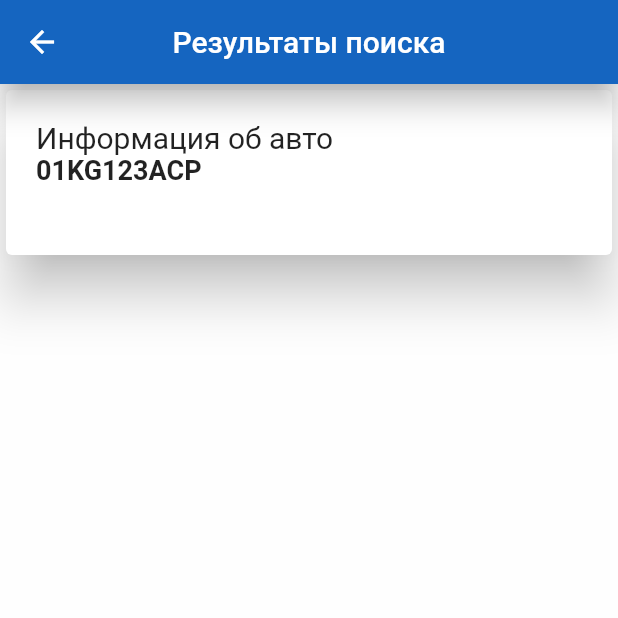
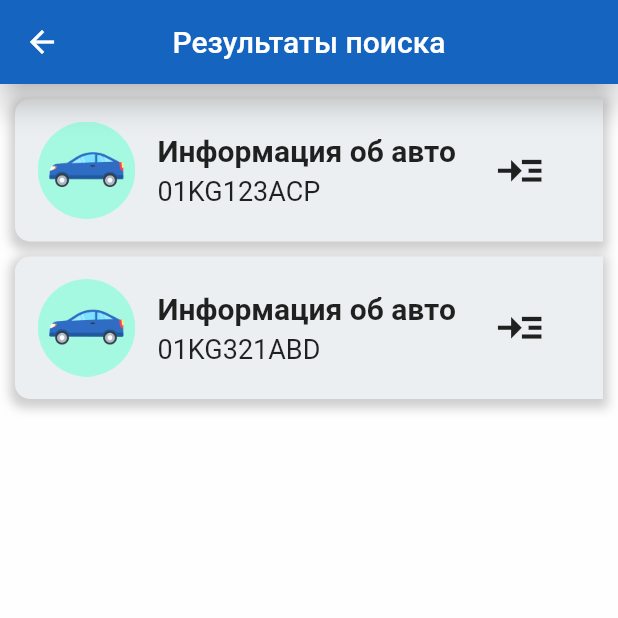
Before and after one commit to TashbaevAzim/flutter_project, a Flutter app: the SearchAutoResult screen opened directly, on a phone screen of 412 x 824 dp, the top half of it. Run offline on Flutter 3.47's test engine with Material 2 defaults, Android fonts, the phone set to English and light mode, and no system bars.

Commit message:
added cards

```diff
--- /dev/null
+++ b/lib/carInfo.dart
@@ -0,0 +1,54 @@
+import 'package:flutter/cupertino.dart';
+
+class CarInfo {
+  final String govNumber;
+  final String brand;
+  final String model;
+  final int year;
+  final String color;
+  final String steeringWheel;
+  final double volume;
+  final bool pledge;
+  final bool fines;
+  final String periodsOfOwnerships;
+
+  CarInfo (
+      { this.govNumber,
+        this.brand,
+        this.model,
+        this.year,
+        this.color,
+        this.steeringWheel,
+        this.volume,
+        this.pledge,
+        this.fines,
+        this.periodsOfOwnerships
+      });
+
+  static List<CarInfo> list = [
+    CarInfo(
+      govNumber: "01KG123ACP",
+      brand: "Toyota",
+      model: "Highlander",
+      year: 2010,
+      color: "Белый",
+      steeringWheel: "Левый",
+      volume: 3456,
+      pledge: false,
+      fines: false,
+      periodsOfOwnerships: "26.05.2014 - 04.04.2018 \n 04.04.2018 - настоящее время"
+    ),
+    CarInfo(
+        govNumber: "01KG321ABD",
+        brand: "Toyota",
+        model: "Highlander",
+        year: 2010,
+        color: "Белый",
+        steeringWheel: "Левый",
+        volume: 3456,
+        pledge: false,
+        fines: false,
+        periodsOfOwnerships: "26.05.2014 - 04.04.2018 \n 04.04.2018 - настоящее время"
+    )
+  ];
+}
--- /dev/null
+++ b/lib/routes/car_details_page.dart
@@ -0,0 +1,20 @@
+import 'package:flutter/material.dart';
+
+class CarDetailsPage extends StatefulWidget {
+  @override
+  _CarDetailsPageState createState() => _CarDetailsPageState();
+}
+
+class _CarDetailsPageState extends State<CarDetailsPage> {
+  @override
+  Widget build(BuildContext context) {
+    return Scaffold(
+      appBar: AppBar(
+        title: Text("Информация об авто"),
+        backgroundColor: Colors.blue[800],
+        centerTitle: true,
+        elevation: 8.0,
+      ),
+    );
+  }
+}
--- a/lib/routes/search_auto_result.dart
+++ b/lib/routes/search_auto_result.dart
@@ -1,6 +1,14 @@
+import 'dart:ui';
+
+import 'package:flutter/cupertino.dart';
 import 'package:flutter/material.dart';
+import 'package:senior_project/carInfo.dart';
+import 'package:senior_project/style.dart';
+
+import 'car_details_page.dart';
 
 class SearchAutoResult extends StatelessWidget {
+  List<CarInfo> carList = CarInfo.list;
 
   @override
   Widget build(BuildContext context) {
@@ -13,74 +21,122 @@ class SearchAutoResult extends StatelessWidget {
         elevation: 8.0,
       ),
 
-        body: Card(
-          child: Container(
-            margin: EdgeInsets.all(20),
-            height: 70,
-            width: 400,
-            // color: Colors.blue[800],
-            child: Column(
+      body: Column(
+        children: <Widget>[
+          Expanded(
+              child: ListView(
+                children: <Widget>[
+                  ListView.builder(
+                    shrinkWrap: true,
+                    physics: ClampingScrollPhysics(),
+                    padding: EdgeInsets.only(
+                      left: 10,
+                      right: 10,
+                      bottom: 10,
+                      top: 10,
+                    ),
+                    itemCount: carList.length,
+                    itemBuilder: (context, index) {
+                    return Container(
+                        padding: EdgeInsets.all(15),
+                        margin: EdgeInsets.only(
+                          bottom: 10,
+                        ),
+                        decoration: BoxDecoration(
+                          color: kTextLightColor,
+                          borderRadius: BorderRadius.only(
+                            topLeft: Radius.circular(10),
+                            bottomLeft: Radius.circular(10),
+                          ),
+                          boxShadow: [
+                            BoxShadow(
+                              color: Colors.grey.withOpacity(0.5),
+                              spreadRadius: 3,
+                              blurRadius: 5,
+                              offset: Offset(0, 3),
+                            ),
+                          ],
+                        ),
+                        child: Material(
+                          color: Colors.transparent,
+                          child: InkWell(
+                            onTap: () {Navigator.push(context, MaterialPageRoute(builder: (context){return CarDetailsPage();
+                            }),
+                            );
+                            },
+                            child: Row(
+                              children: <Widget>[
+                                Image(
+                                  width: 65,
+                                  image: AssetImage("assets/images/carIconCard.png"),
+                                ),
+                                SizedBox(width: 15),
+                                Column(
                                   crossAxisAlignment: CrossAxisAlignment.start,
                                   children: <Widget>[
                                     Text(
                                       "Информация об авто",
                                       style: TextStyle(
-                    fontSize: 20
+                                        fontSize: 20,
+                                        fontWeight: FontWeight.bold
                                       ),
                                     ),
-                Text("01KG123ACP",
+                                    SizedBox(height: 5),
+                                    Text(
+                                      "${carList[index].govNumber}",
                                       style: TextStyle(
-                    fontSize: 18,
-                    fontWeight: FontWeight.bold
+                                        fontSize: 18
                                       ),
                                     ),
                                   ],
                                 ),
+                                SizedBox(width: 25),
+                                Icon(
+                                  Icons.read_more,
+                                  size: 35
+                                )
+                              ],
                             ),
-          elevation: 15.0,
                           ),
+                        ),
+                    );
+                  },),
+                ],
+              )
+          )
+        ],
+      ),
+
     );
 
     // body: Card(
-        //   shape: RoundedRectangleBorder(
-        //     borderRadius: BorderRadius.circular(0.0),
-        //   ),
-        //   elevation: 7.0,
     //   child: Container(
-        //     width: MediaQuery.of(context).size.width,
-        //     padding: EdgeInsets.symmetric(horizontal: 10.0, vertical: 10.0),
-        //     child: Row(
-        //       mainAxisAlignment: MainAxisAlignment.spaceBetween,
+    //     margin: EdgeInsets.all(20),
+    //     height: 70,
+    //     width: 400,
+    //     // color: Colors.blue[800],
+    //     child: Column(
     //       crossAxisAlignment: CrossAxisAlignment.start,
     //       children: <Widget>[
-        //         Row(
-        //           crossAxisAlignment: CrossAxisAlignment.start,
-        //           children: <Widget>[
-        //             SizedBox(width: 5.0),
-        //             Column(
-        //               crossAxisAlignment: CrossAxisAlignment.start,
-        //               children: <Widget>[
-        //                 Icon(
-        //                   Icons.car_repair,
-        //                 ),
-        //                 Text(
-        //                   "Информация об авто",
-        //                   style: TextStyle(
-        //                     color: Colors.blue[800],
-        //                     fontSize: 19.0,
-        //                     fontWeight: FontWeight.bold,
-        //                   ),
-        //                 )
-        //               ],
-        //             )
-        //           ],
+    //         Text(
+    //           "Информация об авто",
+    //           style: TextStyle(
+    //             fontSize: 20
+    //           ),
     //         ),
-        //         Container(),
+    //         Text("01KG123ACP",
+    //           style: TextStyle(
+    //             fontSize: 18,
+    //             fontWeight: FontWeight.bold
+    //           ),
+    //         ),
     //       ],
     //     ),
     //   ),
+    //   elevation: 15.0,
+    // ),
     //
-        // ),
+
 
     // body: Container(
         //   alignment: Alignment.center,
--- a/lib/style.dart
+++ b/lib/style.dart
@@ -4,11 +4,7 @@ import 'package:flutter/material.dart';
 const kBackgroundColor = Color(0xFFFEFEFE);
 const kTitleTextColor = Color(0xFF303030);
 const kBodyTextColor = Color(0xFF4B4B4B);
-const kTextLightColor = Color(0xFF959595);
-const kInfectedColor = Color(0xFFFF8748);
-const kDeathColor = Color(0xFFFF4848);
-const kRecovercolor = Color(0xFF36C12C);
-const kPrimaryColor = Color(0xFF3382CC);
+const kTextLightColor = Color(0xFFECEFF1);
 const kSunColor = Color(0xFFFBC02D);
 
 // Text Style
```
Also changed, not shown: lib/routes/homePage.dart (+5 -3 lines), assets/icons/car-flat.svg (added), assets/icons/car_icon.svg (deleted), assets/images/carIconCard.png (added). Lines whose indentation alone changed are shown as unchanged.
